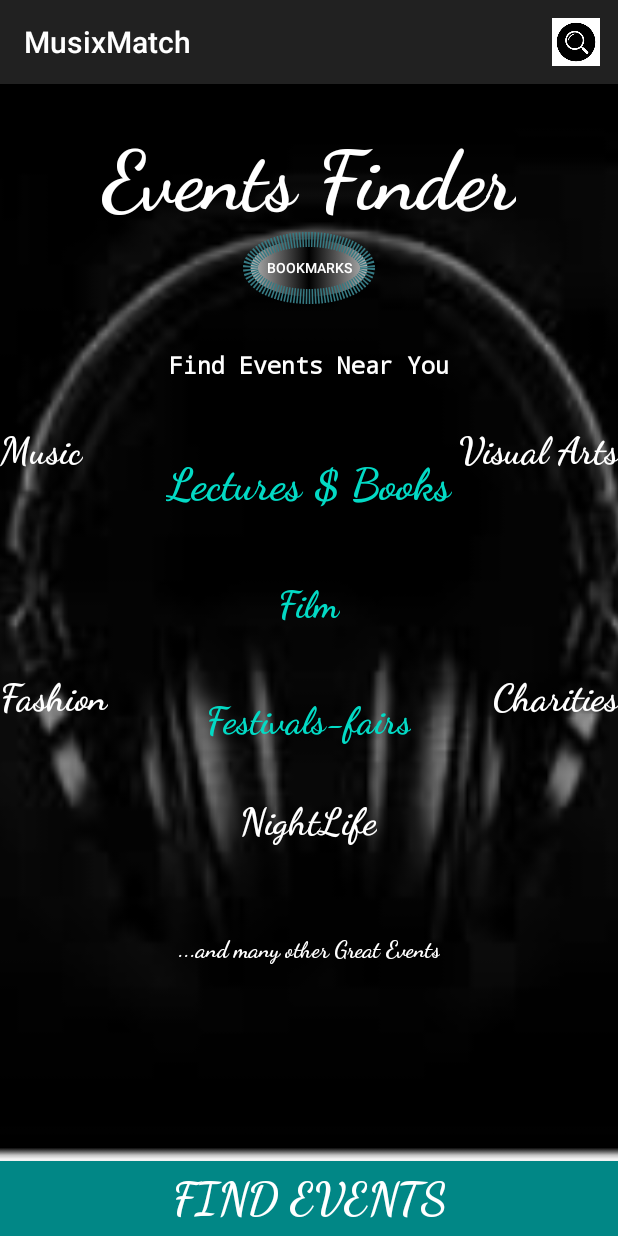
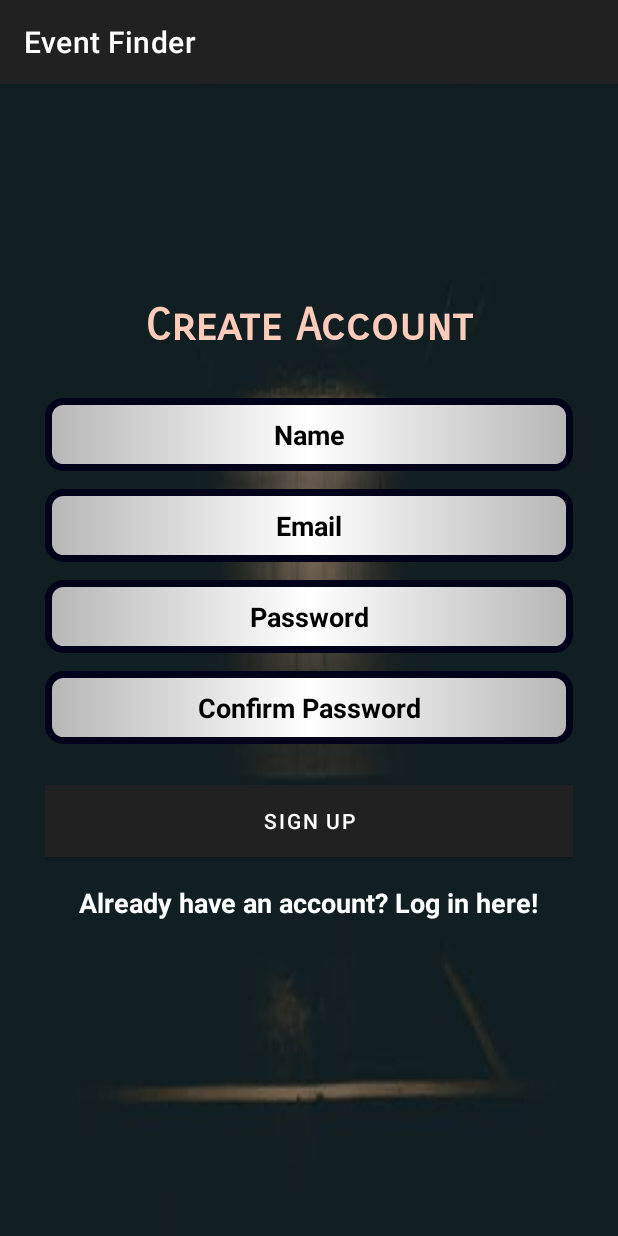
Before and after one commit to Cliffordmorara47/MusixMatch, an Android app: the screen it shows after launch (MainActivity before the commit, CreateAccount after it), on a phone screen of 412 x 824 dp. Run offline under Robolectric (Android 15) with nearby library versions, the phone set to English and light mode, and no system bars.

Commit message:
Created a create account page

```diff
--- a/app/build.gradle
+++ b/app/build.gradle
@@ -95,4 +95,5 @@ android {
 
 dependencies {
     implementation 'androidx.appcompat:appcompat:1.2.0'
+    implementation 'androidx.constraintlayout:constraintlayout:2.0.4'
 }
--- a/app/src/main/AndroidManifest.xml
+++ b/app/src/main/AndroidManifest.xml
@@ -11,7 +11,14 @@
         android:roundIcon="@mipmap/ic_launcher_round"
         android:supportsRtl="true"
         android:theme="@style/Theme.MusixMatch">
-        <activity android:name=".ui.BookmarkedEventsList"></activity>
+        <activity android:name=".ui.CreateAccount">
+            <intent-filter>
+                <action android:name="android.intent.action.MAIN" />
+                <category android:name="android.intent.category.LAUNCHER"/>
+            </intent-filter>
+        </activity>
+        <activity android:name=".ui.LoginActivity" />
+        <activity android:name=".ui.BookmarkedEventsList" />
         <activity android:name=".ui.EventDetailActivity" />
         <activity android:name=".ui.EventsListActivity">
             <meta-data
@@ -20,12 +27,7 @@
         </activity>
         <activity
             android:name=".ui.MainActivity"
-            android:theme="@style/ActionBarTheme">
-            <intent-filter>
-                <action android:name="android.intent.action.MAIN" />
-
-                <category android:name="android.intent.category.LAUNCHER" />
-            </intent-filter>
+            android:theme="@style/Theme.Design.NoActionBar">
         </activity>
 
         <meta-data
--- /dev/null
+++ b/app/src/main/java/com/technight/musixmatch/ui/CreateAccount.java
@@ -0,0 +1,16 @@
+package com.technight.musixmatch.ui;
+
+import androidx.appcompat.app.AppCompatActivity;
+
+import android.os.Bundle;
+
+import com.technight.musixmatch.R;
+
+public class CreateAccount extends AppCompatActivity {
+
+    @Override
+    protected void onCreate(Bundle savedInstanceState) {
+        super.onCreate(savedInstanceState);
+        setContentView(R.layout.activity_create_account);
+    }
+}
--- /dev/null
+++ b/app/src/main/java/com/technight/musixmatch/ui/LoginActivity.java
@@ -0,0 +1,16 @@
+package com.technight.musixmatch.ui;
+
+import androidx.appcompat.app.AppCompatActivity;
+
+import android.os.Bundle;
+
+import com.technight.musixmatch.R;
+
+public class LoginActivity extends AppCompatActivity {
+
+    @Override
+    protected void onCreate(Bundle savedInstanceState) {
+        super.onCreate(savedInstanceState);
+        setContentView(R.layout.activity_login);
+    }
+}
--- /dev/null
+++ b/app/src/main/res/drawable/login_input.xml
@@ -0,0 +1,14 @@
+<?xml version="1.0" encoding="utf-8"?>
+<selector xmlns:android="http://schemas.android.com/apk/res/android">
+    <item>
+        <shape xmlns:android="http://schemas.android.com/apk/res/android" android:shape="rectangle">
+            <gradient
+                android:startColor="@color/colorDivider"
+                android:centerColor="@color/white"
+                android:endColor="@color/colorDivider" />
+            <corners android:radius="10dp" />
+            <stroke android:width="7px" android:color="#02021B" android:dashGap="0dp" android:dashWidth="0dp" />
+
+        </shape>
+    </item>
+</selector>
--- /dev/null
+++ b/app/src/main/res/layout/activity_create_account.xml
@@ -0,0 +1,110 @@
+<?xml version="1.0" encoding="utf-8"?>
+<RelativeLayout
+    xmlns:android="http://schemas.android.com/apk/res/android"
+    xmlns:tools="http://schemas.android.com/tools"
+    android:layout_width="match_parent"
+    android:layout_height="match_parent"
+    tools:context=".ui.CreateAccount"
+    android:background="@drawable/login">
+
+    <LinearLayout
+        android:layout_width="match_parent"
+        android:layout_height="wrap_content"
+        android:orientation="vertical"
+        android:padding="30dp"
+        android:layout_centerHorizontal="true"
+        android:layout_centerVertical="true"
+        android:id="@+id/linearLayout">
+
+        <EditText
+            android:id="@+id/nameEdit"
+            android:layout_width="match_parent"
+            android:layout_height="wrap_content"
+            android:background="@drawable/login_input"
+            android:hint="Name"
+            android:padding="12dp"
+            android:textAlignment="center"
+            android:textColor="@color/black"
+            android:textStyle="bold"
+            android:textColorHint="@color/black"
+            android:nextFocusDown="@id/passwordEdit"
+            android:layout_marginBottom="12dp"/>
+
+        <EditText
+            android:id="@+id/emailEdit"
+            android:layout_width="match_parent"
+            android:layout_height="wrap_content"
+            android:background="@drawable/login_input"
+            android:hint="Email"
+            android:padding="12dp"
+            android:textAlignment="center"
+            android:textColor="@color/black"
+            android:textStyle="bold"
+            android:textColorHint="@color/black"
+            android:nextFocusDown="@id/passwordEdit"
+            android:layout_marginBottom="12dp"
+            android:inputType="textEmailAddress"/>
+
+        <EditText
+            android:id="@+id/passwordEdit"
+            android:layout_width="match_parent"
+            android:layout_height="wrap_content"
+            android:background="@drawable/login_input"
+            android:hint="Password"
+            android:padding="12dp"
+            android:textAlignment="center"
+            android:textColor="@color/black"
+            android:textStyle="bold"
+            android:textColorHint="@color/black"
+            android:inputType="textPassword"
+            android:layout_marginBottom="12dp"/>
+
+        <EditText
+            android:id="@+id/confirmPasswordEdit"
+            android:layout_width="match_parent"
+            android:layout_height="wrap_content"
+            android:background="@drawable/login_input"
+            android:hint="Confirm Password"
+            android:padding="12dp"
+            android:textAlignment="center"
+            android:textColor="@color/black"
+            android:textStyle="bold"
+            android:textColorHint="@color/black"
+            android:inputType="textPassword"
+            android:layout_marginBottom="12dp"
+            android:nextFocusDown="@id/passwordEdit"/>
+
+        <Button
+            android:id="@+id/createUserButton"
+            android:layout_width="match_parent"
+            android:layout_height="wrap_content"
+            android:padding="1dp"
+            android:text="Sign up"
+            android:background="@color/black"
+            android:layout_marginTop="15dp"
+            android:textColor="@color/colorTextIcons" />
+
+        <TextView
+            android:id="@+id/loginTextView"
+            android:layout_width="wrap_content"
+            android:layout_height="wrap_content"
+            android:layout_marginTop="18dp"
+            android:textColor="@color/colorTextIcons"
+            android:textStyle="bold"
+            android:textSize="18sp"
+            android:text="@string/login"
+            android:layout_gravity="center_horizontal" />
+    </LinearLayout>
+
+    <TextView
+        android:layout_width="match_parent"
+        android:layout_height="wrap_content"
+        android:layout_above="@+id/linearLayout"
+        android:layout_centerInParent="true"
+        android:fontFamily="sans-serif-smallcaps"
+        android:text="Create Account"
+        android:textAlignment="center"
+        android:textColor="@color/colorPrimaryLight"
+        android:textSize="30dp"
+        android:textStyle="bold" />
+</RelativeLayout>
--- /dev/null
+++ b/app/src/main/res/layout/activity_login.xml
@@ -0,0 +1,7 @@
+<?xml version="1.0" encoding="utf-8"?>
+<RelativeLayout
+    xmlns:android="http://schemas.android.com/apk/res/android"
+    android:layout_height="match_parent"
+    android:layout_width="match_parent">
+
+</RelativeLayout>
--- a/app/src/main/res/values/strings.xml
+++ b/app/src/main/res/values/strings.xml
@@ -1,8 +1,9 @@
 <resources>
-    <string name="app_name">MusixMatch</string>
+    <string name="app_name">Event Finder</string>
     <string name="search_title">Search</string>
     <string name="description">"Find Events Near You"</string>
     <string name="musicIntro">Events Near You:</string>
+    <string name="login">Already have an account? Log in here!</string>
     <!-- TODO: Remove or change this placeholder text -->
     <string name="hello_blank_fragment">Hello blank fragment</string>
 </resources>
```
Also changed, not shown: app/src/main/res/drawable/login.jpeg (added).
